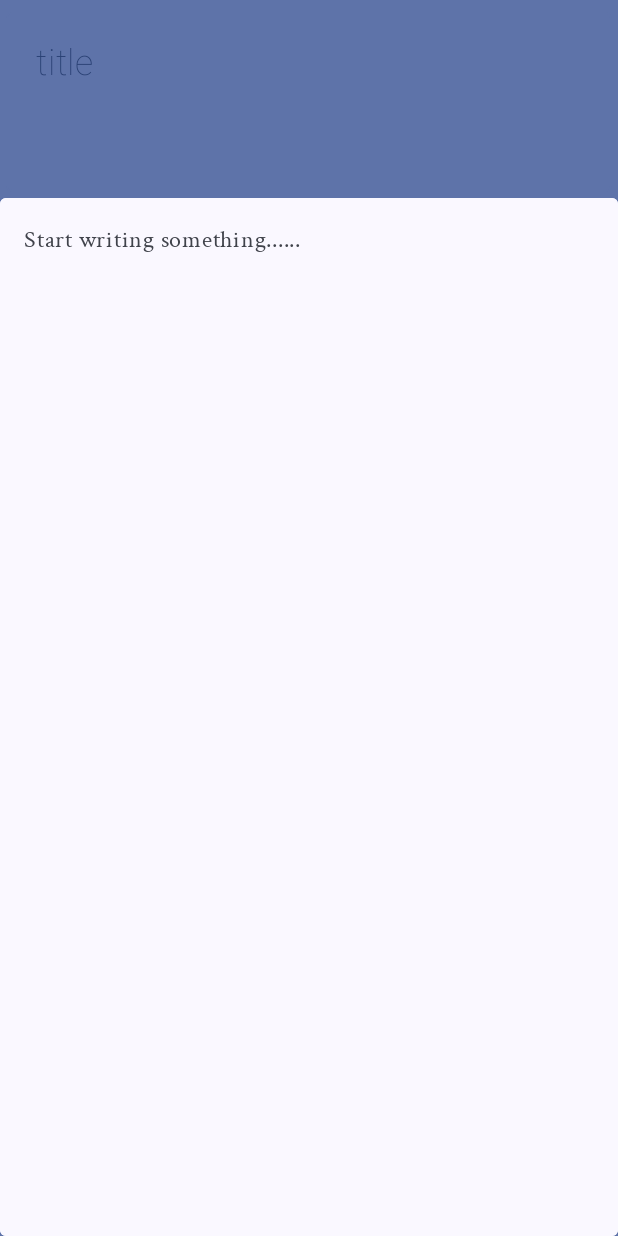
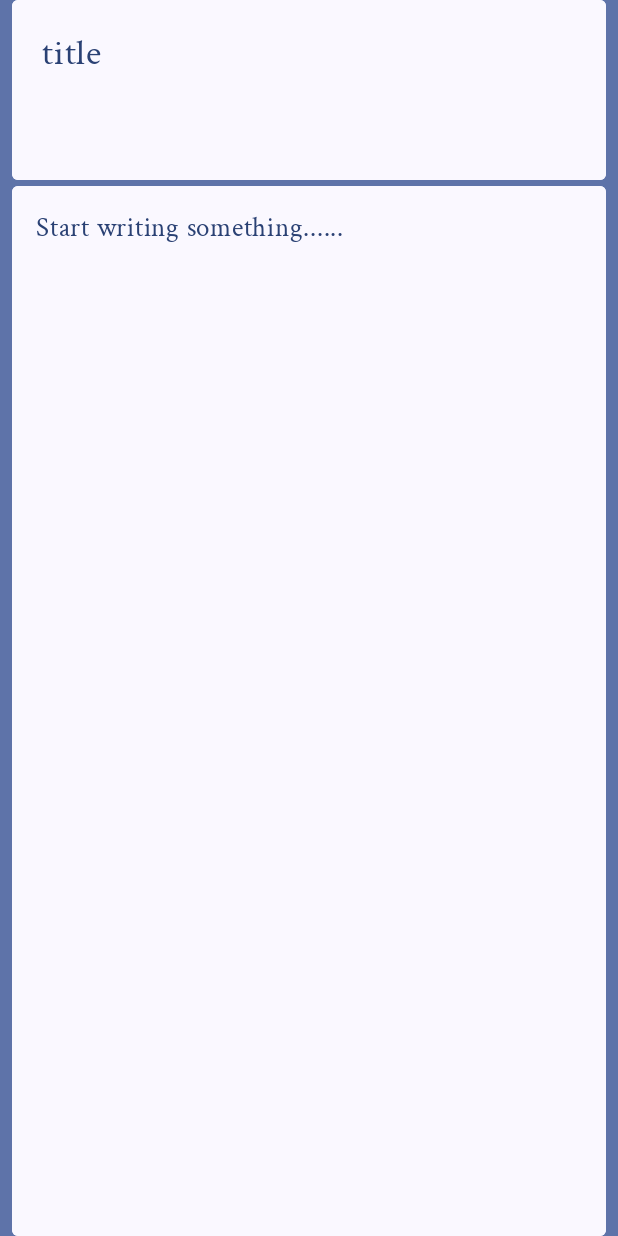
Before and after one commit to MinusMallard/MemoLog, an Android app built with Jetpack Compose: the composable NoteEntryScree shown on its own in the app's theme, on a phone screen of 412 x 824 dp. Run offline under Robolectric (Android 15) with nearby library versions, the phone set to English and light mode, and no system bars; our stand-ins replace Room's generated code.

Commit message:
removed unecessary codes

```diff
--- a/app/src/main/java/com/example/letsdo/ui/screen/NoteEntryScreen.kt
+++ b/app/src/main/java/com/example/letsdo/ui/screen/NoteEntryScreen.kt
@@ -1,9 +1,13 @@
 package com.example.letsdo.ui.screen
 
+import android.os.Build
+import android.view.WindowInsets
 import androidx.activity.compose.BackHandler
+import androidx.annotation.RequiresApi
 import androidx.compose.foundation.background
 import androidx.compose.foundation.layout.Box
 import androidx.compose.foundation.layout.Column
+import androidx.compose.foundation.layout.asPaddingValues
 import androidx.compose.foundation.layout.consumeWindowInsets
 import androidx.compose.foundation.layout.fillMaxSize
 import androidx.compose.foundation.layout.fillMaxWidth
@@ -12,10 +16,12 @@ import androidx.compose.foundation.layout.imePadding
 import androidx.compose.foundation.layout.padding
 import androidx.compose.foundation.text.KeyboardActions
 import androidx.compose.foundation.text.KeyboardOptions
+import androidx.compose.material3.ExperimentalMaterial3Api
 import androidx.compose.material3.MaterialTheme
 import androidx.compose.material3.OutlinedTextField
 import androidx.compose.material3.OutlinedTextFieldDefaults
 import androidx.compose.material3.Text
+import androidx.compose.material3.TopAppBarDefaults.windowInsets
 import androidx.compose.runtime.Composable
 import androidx.compose.runtime.LaunchedEffect
 import androidx.compose.runtime.remember
@@ -24,7 +30,6 @@ import androidx.compose.ui.Alignment
 import androidx.compose.ui.Modifier
 import androidx.compose.ui.focus.FocusRequester
 import androidx.compose.ui.focus.focusRequester
-import androidx.compose.ui.graphics.toArgb
 import androidx.compose.ui.text.TextStyle
 import androidx.compose.ui.text.font.FontWeight
 import androidx.compose.ui.text.input.ImeAction
@@ -32,17 +37,16 @@ import androidx.compose.ui.unit.dp
 import androidx.compose.ui.unit.sp
 import androidx.lifecycle.viewmodel.compose.viewModel
 import androidx.navigation.NavHostController
-import com.example.letsdo.data.Note
 import com.example.letsdo.ui.AppViewModelProvider
 import com.example.letsdo.ui.navigation.NavDestination
 import com.example.letsdo.ui.viewmodel.NoteViewModel
-import kotlinx.coroutines.coroutineScope
 import kotlinx.coroutines.launch
 
 
 object NoteEntryDestination: NavDestination {
     override val route = "note_entry"
 }
+@OptIn(ExperimentalMaterial3Api::class)
 @Composable
 fun NoteEntryScree(
     viewModel: NoteViewModel = viewModel(factory = AppViewModelProvider.Factory),
@@ -59,7 +63,6 @@ fun NoteEntryScree(
     }
 
     BackHandler(onBack = {
-
         if (viewModel.validateInput() && id == -1) {
             viewModel.addNote()
         } else {
@@ -72,64 +75,38 @@ fun NoteEntryScree(
     )
     Box(
         modifier = Modifier
+            .padding(windowInsets.asPaddingValues())
             .fillMaxSize()
             .background(MaterialTheme.colorScheme.primaryContainer)
             .imePadding(),
 
     ) {
+        Column(
+            modifier = Modifier
+                .fillMaxSize()
+                .padding(start = 8.dp, end = 8.dp)
+        ) {
 
-        Column {
-//        Row(modifier = modifier
-//            .padding(4.dp)
-//            .fillMaxWidth(),
-//            horizontalArrangement = Arrangement.End
-//        ) {
-//            IconButton(
-//                onClick = { navigateBack() },
-//                colors = IconButtonDefaults.iconButtonColors(
-//                    containerColor = MaterialTheme.colorScheme.primary,
-//                    contentColor = MaterialTheme.colorScheme.onPrimary
-//                )
-//            ){
-//                Icon(imageVector = Icons.Default.Close, contentDescription = null)
-//            }
-//            IconButton(onClick = {
-//                                 coroutineScope.launch {
-//                                     viewModel.addEntry()
-//                                     navigateBack()
-//                                 }
-//                },
-//                colors = IconButtonDefaults.iconButtonColors(
-//                    containerColor = MaterialTheme.colorScheme.primary,
-//                    contentColor = MaterialTheme.colorScheme.onPrimary
-//                ),
-//                enabled = viewModel.validateInput(viewModel.uiState)
-//                ) {
-//                Icon(imageVector = Icons.Default.Check, contentDescription = null)
-//            }
-//        }
             val focusRequester = remember {
                 FocusRequester()
             }
             OutlinedTextField(
                 value = viewModel.uiState.title,
                 onValueChange = {
-
-                        viewModel.updateUiStateTitle(
-                            it
-                        )
-
+                    viewModel.updateUiStateTitle(
+                        it
+                    )
                 },
                 textStyle = TextStyle(
                     fontSize = 24.sp,
                     fontWeight = FontWeight.Light,
-                    fontFamily = crimsonFontFamily
+                    fontFamily = crimsonFontFamily,
+                    color = MaterialTheme.colorScheme.primary
                     ),
                 modifier = modifier
                     .fillMaxWidth()
-                    .padding(top = 8.dp, bottom = 4.dp, start = 4.dp, end = 4.dp)
+                    .padding(bottom = 4.dp)
                     .height(120.dp)
-
                     .align(Alignment.CenterHorizontally),
                 placeholder = {
                     Text(
@@ -137,19 +114,18 @@ fun NoteEntryScree(
                         modifier = Modifier.padding(4.dp),
                         fontSize = 24.sp,
                         fontWeight = FontWeight.Thin,
-                        color = MaterialTheme.colorScheme.primary
+                        color = MaterialTheme.colorScheme.primary,
+                        fontFamily = crimsonFontFamily
                     )
                 },
                 keyboardOptions = KeyboardOptions.Default.copy(imeAction = ImeAction.Next),
 
                 keyboardActions = KeyboardActions(onNext = { focusRequester.requestFocus() }),
                 colors = OutlinedTextFieldDefaults.colors(
-                    focusedBorderColor = MaterialTheme.colorScheme.primaryContainer,
-                    unfocusedBorderColor = MaterialTheme.colorScheme.primaryContainer,
-                    focusedContainerColor = MaterialTheme.colorScheme.primaryContainer,
-                    unfocusedContainerColor = MaterialTheme.colorScheme.primaryContainer,
-                    focusedTextColor = MaterialTheme.colorScheme.primary,
-                    unfocusedTextColor = MaterialTheme.colorScheme.primary
+                    focusedBorderColor = MaterialTheme.colorScheme.background,
+                    unfocusedBorderColor = MaterialTheme.colorScheme.background,
+                    focusedContainerColor = MaterialTheme.colorScheme.background,
+                    unfocusedContainerColor = MaterialTheme.colorScheme.background,
                 ),
 
                 )
@@ -165,13 +141,20 @@ fun NoteEntryScree(
                     Text(
                         text = "Start writing something......",
                         fontFamily = crimsonFontFamily,
+                        fontWeight = FontWeight.Normal,
+                        color = MaterialTheme.colorScheme.primary,
+                        fontSize = 18.sp
                     ) },
                 keyboardOptions = KeyboardOptions.Default.copy(imeAction = ImeAction.Done),
                 keyboardActions = KeyboardActions(
                     onDone = {
                         navigateBack()
-                        if (viewModel.validateInput()) {
+                        if (viewModel.validateInput() && id == -1) {
                             viewModel.addNote()
+                        } else {
+                            coroutineScope.launch {
+                                viewModel.updateNote(viewModel.uiState)
+                            }
                         }
                     }
                 ),
--- a/app/src/main/java/com/example/letsdo/ui/screen/NoteScreen.kt
+++ b/app/src/main/java/com/example/letsdo/ui/screen/NoteScreen.kt
@@ -184,9 +184,8 @@ fun NoteScreen(
             )
         } else {
             LazyVerticalStaggeredGrid(
-
                 modifier = Modifier.padding(innerPadding),
-                columns = StaggeredGridCells.Adaptive(120.dp),
+                columns = StaggeredGridCells.Adaptive(160.dp),
                 verticalItemSpacing = 4.dp,
                 horizontalArrangement = Arrangement.spacedBy(4.dp),
                 userScrollEnabled = true
```
